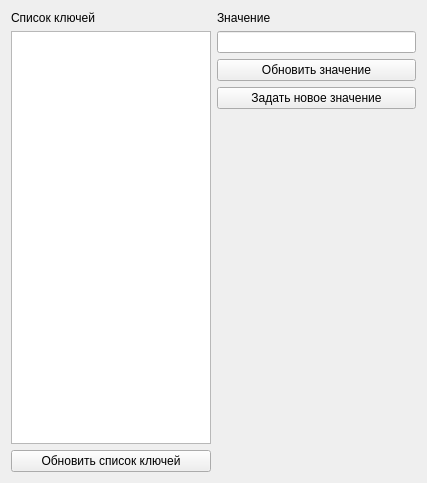
Above: klever/plugins/tube/widgets/settings/settingsform.ui from gen1izh/cpp before the change. Below: the same form after it.
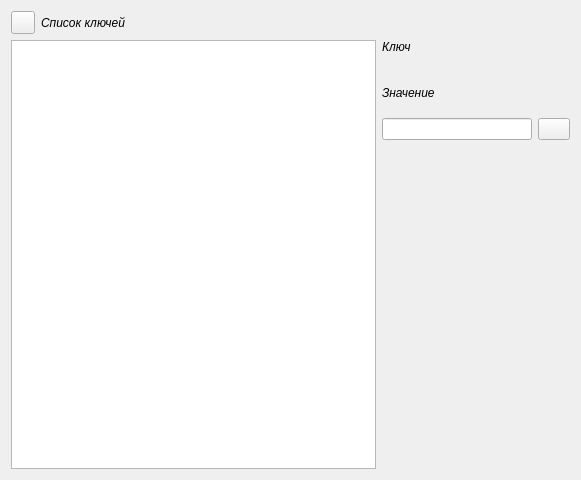
That is the form after the change. Icons and pictures are not drawn.

The edit to the form file:
```diff
--- a/klever/plugins/tube/widgets/settings/settingsform.ui
+++ b/klever/plugins/tube/widgets/settings/settingsform.ui
@@ -6,42 +6,15 @@
    <rect>
     <x>0</x>
     <y>0</y>
-    <width>427</width>
-    <height>483</height>
+    <width>581</width>
+    <height>480</height>
    </rect>
   </property>
   <property name="windowTitle">
    <string>Form</string>
   </property>
   <layout class="QGridLayout" name="gridLayout">
-   <item row="1" column="0" rowspan="4">
-    <widget class="QListWidget" name="listWidget">
-     <property name="maximumSize">
-      <size>
-       <width>200</width>
-       <height>16777215</height>
-      </size>
-     </property>
-    </widget>
-   </item>
-   <item row="0" column="0">
-    <widget class="QLabel" name="label">
-     <property name="text">
-      <string>Список ключей</string>
-     </property>
-    </widget>
-   </item>
-   <item row="0" column="1">
-    <widget class="QLabel" name="label_2">
-     <property name="text">
-      <string>Значение</string>
-     </property>
-    </widget>
-   </item>
-   <item row="1" column="1">
-    <widget class="QLineEdit" name="lineEdit"/>
-   </item>
-   <item row="4" column="1">
+   <item row="9" column="4">
     <spacer name="verticalSpacer">
      <property name="orientation">
       <enum>Qt::Vertical</enum>
@@ -54,24 +27,113 @@
      </property>
     </spacer>
    </item>
-   <item row="2" column="1">
-    <widget class="QPushButton" name="pushButton_2">
+   <item row="4" column="4">
+    <widget class="QLabel" name="label_2">
+     <property name="font">
+      <font>
+       <italic>true</italic>
+      </font>
+     </property>
      <property name="text">
-      <string>Обновить значение</string>
+      <string>Значение</string>
      </property>
     </widget>
    </item>
-   <item row="5" column="0">
-    <widget class="QPushButton" name="pushButton">
+   <item row="7" column="5">
+    <widget class="QPushButton" name="editButton">
+     <property name="maximumSize">
+      <size>
+       <width>32</width>
+       <height>32</height>
+      </size>
+     </property>
+     <property name="autoFillBackground">
+      <bool>false</bool>
+     </property>
      <property name="text">
-      <string>Обновить список ключей</string>
+      <string/>
      </property>
+     <property name="icon">
+      <iconset resource="../../../../core/frameWork/resources/framework_resources.qrc">
+       <normaloff>:/images/SilkCompanion1/icons/bullet_edit.png</normaloff>:/images/SilkCompanion1/icons/bullet_edit.png</iconset>
+     </property>
+     <property name="flat">
+      <bool>false</bool>
+     </property>
     </widget>
    </item>
-   <item row="3" column="1">
-    <widget class="QPushButton" name="pushButton_3">
+   <item row="0" column="2" colspan="4">
+    <spacer name="horizontalSpacer">
+     <property name="orientation">
+      <enum>Qt::Horizontal</enum>
+     </property>
+     <property name="sizeHint" stdset="0">
+      <size>
+       <width>40</width>
+       <height>20</height>
+      </size>
+     </property>
+    </spacer>
+   </item>
+   <item row="0" column="1">
+    <widget class="QLabel" name="label">
+     <property name="font">
+      <font>
+       <italic>true</italic>
+      </font>
+     </property>
      <property name="text">
-      <string>Задать новое значение</string>
+      <string>Список ключей</string>
+     </property>
+    </widget>
+   </item>
+   <item row="7" column="4">
+    <widget class="QLineEdit" name="valueEdit">
+     <property name="maximumSize">
+      <size>
+       <width>150</width>
+       <height>16777215</height>
+      </size>
+     </property>
+    </widget>
+   </item>
+   <item row="0" column="0">
+    <widget class="QToolButton" name="updateButton">
+     <property name="text">
+      <string/>
+     </property>
+     <property name="icon">
+      <iconset resource="../../../../core/frameWork/resources/framework_resources.qrc">
+       <normaloff>:/images/SilkCompanion1/icons/reload.png</normaloff>:/images/SilkCompanion1/icons/reload.png</iconset>
+     </property>
+    </widget>
+   </item>
+   <item row="1" column="4">
+    <widget class="QLabel" name="label_3">
+     <property name="font">
+      <font>
+       <italic>true</italic>
+      </font>
+     </property>
+     <property name="text">
+      <string>Ключ</string>
+     </property>
+    </widget>
+   </item>
+   <item row="2" column="4">
+    <widget class="QLabel" name="keyLabel">
+     <property name="text">
+      <string/>
+     </property>
+    </widget>
+   </item>
+   <item row="1" column="0" rowspan="11" colspan="4">
+    <widget class="QListWidget" name="keysListWidget">
+     <property name="maximumSize">
+      <size>
+       <width>16777215</width>
+       <height>16777215</height>
+      </size>
      </property>
     </widget>
    </item>
```
Left out of the diff: 4 changed lines with no effect on the pictures.
